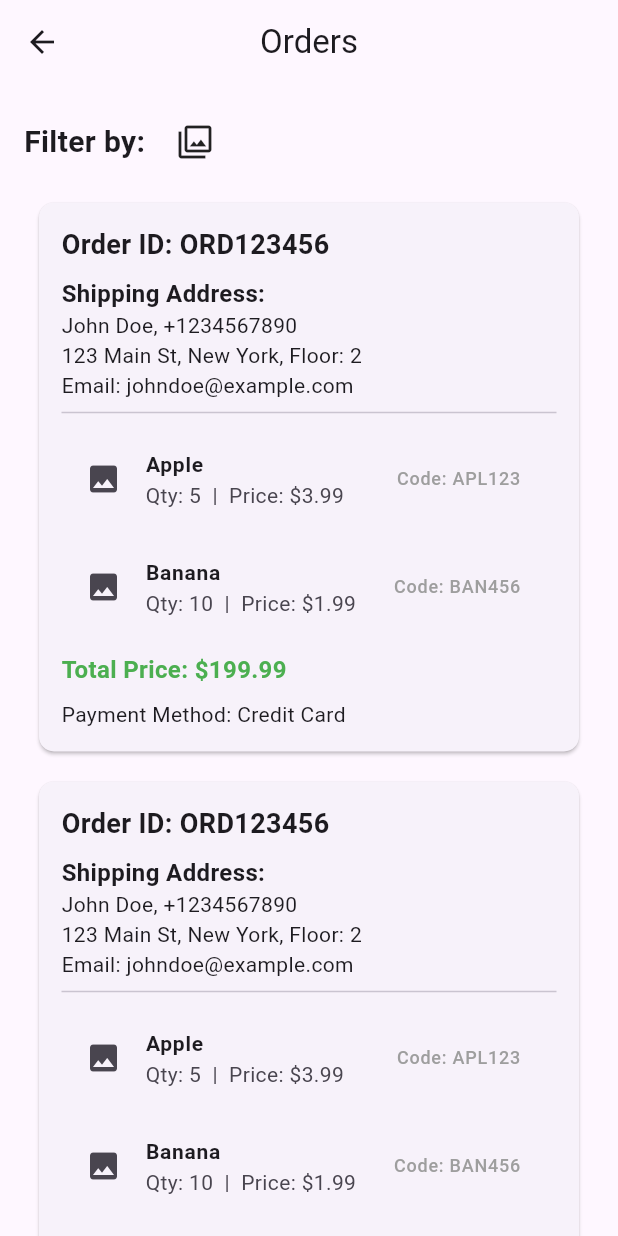
After one commit to AmmarZeineh/fruit_hub_dashboard, a Flutter app: the OrdersView screen opened by its route, on a phone screen of 412 x 824 dp. The commit adds this screen. Run offline on Flutter 3.47's test engine with Material 3 defaults, Android fonts, the phone set to English and light mode, and no system bars; our stand-ins replace bloc, cloud_firestore, dartz, firebase_core, firebase_storage, flutter_bloc and 4 more; accounts and stored records are empty.

Commit message:
add orders feature ui with view and model implementations

```diff
--- /dev/null
+++ b/lib/core/helper_functions/get_dummy_order.dart
@@ -0,0 +1,35 @@
+import 'package:fruits_hub_dashboard/features/order/data/models/order_model.dart';
+import 'package:fruits_hub_dashboard/features/order/data/models/product_order_model.dart';
+import 'package:fruits_hub_dashboard/features/order/data/models/shipping_address_model.dart';
+
+OrderModel getDummyOrder() {
+  return OrderModel(
+    totalPrice: 199.99,
+    uID: 'ORD123456',
+    shippingAddressModel: ShippingAddressModel(
+      name: 'John Doe',
+      phone: '+1234567890',
+      address: '123 Main St',
+      city: 'New York',
+      email: 'johndoe@example.com',
+      floor: '2',
+    ),
+    paymentMethod: 'Credit Card',
+    products: [
+      ProductOrderModel(
+        name: 'Apple',
+        code: 'APL123',
+        imageUrl: 'https://via.placeholder.com/50',
+        price: 3.99,
+        quantity: 5,
+      ),
+      ProductOrderModel(
+        name: 'Banana',
+        code: 'BAN456',
+        imageUrl: 'https://via.placeholder.com/50',
+        price: 1.99,
+        quantity: 10,
+      ),
+    ],
+  );
+}
--- a/lib/core/helper_functions/on_generate_routes.dart
+++ b/lib/core/helper_functions/on_generate_routes.dart
@@ -1,6 +1,7 @@
 import 'package:flutter/material.dart';
 import 'package:fruits_hub_dashboard/features/add_products/presentation/views/add_products_view.dart';
 import 'package:fruits_hub_dashboard/features/dashboard/presentation/views/dashboard_view.dart';
+import 'package:fruits_hub_dashboard/features/order/presentation/views/orders_view.dart';
 
 Route<dynamic> onGenerateRoutes(RouteSettings settings) {
   switch (settings.name) {
@@ -8,6 +9,8 @@ Route<dynamic> onGenerateRoutes(RouteSettings settings) {
       return MaterialPageRoute(builder: (_) => const DashboardView());
     case AddProductsView.routeName:
       return MaterialPageRoute(builder: (_) => const AddProductsView());
+    case OrdersView.routeName:
+      return MaterialPageRoute(builder: (_) => const OrdersView());
     default:
       return MaterialPageRoute(builder: (_) => const Scaffold());
   }
--- a/lib/features/dashboard/presentation/views/widgets/dashboard_view_body.dart
+++ b/lib/features/dashboard/presentation/views/widgets/dashboard_view_body.dart
@@ -1,14 +1,17 @@
 import 'package:flutter/material.dart';
 import 'package:fruits_hub_dashboard/core/widgets/custom_button.dart';
 import 'package:fruits_hub_dashboard/features/add_products/presentation/views/add_products_view.dart';
+import 'package:fruits_hub_dashboard/features/order/presentation/views/orders_view.dart';
 
 class DashboardViewBody extends StatelessWidget {
   const DashboardViewBody({super.key});
 
   @override
   Widget build(BuildContext context) {
-    return Center(
-      child: Padding(
+    return Column(
+      mainAxisAlignment: MainAxisAlignment.center,
+      children: [
+        Padding(
           padding: EdgeInsets.symmetric(horizontal: 16),
           child: CustomButton(
             text: 'Add Product',
@@ -17,6 +20,17 @@ class DashboardViewBody extends StatelessWidget {
             },
           ),
         ),
+        SizedBox(height: 16),
+        Padding(
+          padding: EdgeInsets.symmetric(horizontal: 16),
+          child: CustomButton(
+            text: 'View Orders',
+            onPressed: () {
+              Navigator.pushNamed(context, OrdersView.routeName);
+            },
+          ),
+        ),
+      ],
     );
   }
 }
--- /dev/null
+++ b/lib/features/order/data/models/order_model.dart
@@ -0,0 +1,45 @@
+import 'package:fruits_hub_dashboard/features/order/data/models/product_order_model.dart';
+import 'package:fruits_hub_dashboard/features/order/data/models/shipping_address_model.dart';
+
+class OrderModel {
+  final double totalPrice;
+  final String uID;
+  final ShippingAddressModel shippingAddressModel;
+  final String paymentMethod;
+  final List<ProductOrderModel> products;
+
+  OrderModel({
+    required this.totalPrice,
+    required this.uID,
+    required this.shippingAddressModel,
+    required this.paymentMethod,
+    required this.products,
+  });
+
+  factory OrderModel.fromJson(Map<String, dynamic> json) {
+    return OrderModel(
+      totalPrice: (json['totalPrice'] as num).toDouble(),
+      uID: json['uID'] as String,
+      shippingAddressModel: ShippingAddressModel.fromJson(
+        json['shippingAddressModel'],
+      ),
+      paymentMethod: json['paymentMethod'] as String,
+      products:
+          (json['products'] as List<dynamic>)
+              .map((product) => ProductOrderModel.fromJson(product))
+              .toList(),
+    );
+  }
+
+  toJson() {
+    return {
+      'totalPrice': totalPrice,
+      'status': 'pending',
+      'uID': uID,
+      'date': DateTime.now().toString(),
+      'shippingAddressModel': shippingAddressModel.toJson(),
+      'paymentMethod': paymentMethod,
+      'products': products.map((product) => product.toJson()).toList(),
+    };
+  }
+}
--- /dev/null
+++ b/lib/features/order/data/models/product_order_model.dart
@@ -0,0 +1,36 @@
+
+class ProductOrderModel {
+  final String name;
+  final String code;
+  final String imageUrl;
+  final double price;
+  final int quantity;
+
+  ProductOrderModel(
+      {required this.name,
+      required this.code,
+      required this.imageUrl,
+      required this.price,
+      required this.quantity});
+
+  factory ProductOrderModel.fromJson(Map<String, dynamic> json) {
+    return ProductOrderModel(
+      name: json['name'] as String,
+      code: json['code'] as String,
+      imageUrl: json['imageUrl'] as String,
+      price: (json['price'] as num).toDouble(),
+      quantity: json['quantity'] as int,
+    );
+  }
+
+
+  toJson() {
+    return {
+      'name': name,
+      'code': code,
+      'imageUrl': imageUrl,
+      'price': price,
+      'quantity': quantity,
+    };
+  }
+}
--- /dev/null
+++ b/lib/features/order/data/models/shipping_address_model.dart
@@ -0,0 +1,44 @@
+class ShippingAddressModel {
+  String? name;
+  String? phone;
+  String? address;
+  String? city;
+  String? email;
+  String? floor;
+
+  ShippingAddressModel({
+    this.name,
+    this.phone,
+    this.address,
+    this.floor,
+    this.city,
+    this.email,
+  });
+
+  factory ShippingAddressModel.fromJson(Map<String, dynamic> json) {
+    return ShippingAddressModel(
+      name: json['name'] as String?,
+      phone: json['phone'] as String?,
+      address: json['address'] as String?,
+      floor: json['floor'] as String?,
+      city: json['city'] as String?,
+      email: json['email'] as String?,
+    );
+  }
+
+  @override
+  String toString() {
+    return '$address $city $floor';
+  }
+
+  toJson() {
+    return {
+      'name': name,
+      'phone': phone,
+      'address': address,
+      'floor': floor,
+      'city': city,
+      'email': email,
+    };
+  }
+}
--- /dev/null
+++ b/lib/features/order/presentation/views/orders_view.dart
@@ -0,0 +1,14 @@
+import 'package:flutter/material.dart';
+import 'package:fruits_hub_dashboard/features/order/presentation/views/widgets/orders_view_body.dart';
+
+class OrdersView extends StatelessWidget {
+  const OrdersView({super.key});
+  static const String routeName = 'orders-view';
+  @override
+  Widget build(BuildContext context) {
+    return Scaffold(
+      appBar: AppBar(title: const Text('Orders'), centerTitle: true),
+      body: OrdersViewBody(),
+    );
+  }
+}
--- /dev/null
+++ b/lib/features/order/presentation/views/widgets/filter_section.dart
@@ -0,0 +1,22 @@
+import 'package:flutter/material.dart';
+
+class FilterSection extends StatelessWidget {
+  const FilterSection({super.key});
+
+  @override
+  Widget build(BuildContext context) {
+    return GestureDetector(
+      onTap: () {},
+      child: Row(
+        children: [
+          Text(
+            'Filter by: ',
+            style: TextStyle(fontSize: 20, fontWeight: FontWeight.bold),
+          ),
+          SizedBox(width: 16),
+          Icon(Icons.filter),
+        ],
+      ),
+    );
+  }
+}
--- /dev/null
+++ b/lib/features/order/presentation/views/widgets/order_item.dart
@@ -0,0 +1,93 @@
+import 'package:flutter/material.dart';
+import 'package:fruits_hub_dashboard/features/order/data/models/order_model.dart';
+
+class OrderItem extends StatelessWidget {
+  final OrderModel order;
+
+  const OrderItem({super.key, required this.order});
+
+  @override
+  Widget build(BuildContext context) {
+    return Card(
+      margin: const EdgeInsets.all(10),
+      shape: RoundedRectangleBorder(borderRadius: BorderRadius.circular(10)),
+      child: Padding(
+        padding: const EdgeInsets.all(15.0),
+        child: Column(
+          crossAxisAlignment: CrossAxisAlignment.start,
+          children: [
+            Text(
+              'Order ID: ${order.uID}',
+              style: const TextStyle(fontSize: 18, fontWeight: FontWeight.bold),
+            ),
+            const SizedBox(height: 8),
+            _buildShippingDetails(),
+            const Divider(),
+            _buildProductList(),
+            const SizedBox(height: 8),
+            Text(
+              'Total Price: \$${order.totalPrice.toStringAsFixed(2)}',
+              style: const TextStyle(
+                fontSize: 16,
+                fontWeight: FontWeight.bold,
+                color: Colors.green,
+              ),
+            ),
+            const SizedBox(height: 8),
+            Text(
+              'Payment Method: ${order.paymentMethod}',
+              style: const TextStyle(fontSize: 14),
+            ),
+          ],
+        ),
+      ),
+    );
+  }
+
+  Widget _buildShippingDetails() {
+    final address = order.shippingAddressModel;
+    return Column(
+      crossAxisAlignment: CrossAxisAlignment.start,
+      children: [
+        Text(
+          'Shipping Address:',
+          style: const TextStyle(fontSize: 16, fontWeight: FontWeight.bold),
+        ),
+        Text(
+          '${address.name}, ${address.phone}',
+          style: const TextStyle(fontSize: 14),
+        ),
+        Text(
+          '${address.address}, ${address.city}, Floor: ${address.floor}',
+          style: const TextStyle(fontSize: 14),
+        ),
+        Text('Email: ${address.email}', style: const TextStyle(fontSize: 14)),
+      ],
+    );
+  }
+
+  Widget _buildProductList() {
+    return Column(
+      children:
+          order.products.map((product) {
+            return ListTile(
+              leading: Icon(Icons.image),
+              title: Text(
+                product.name,
+                style: const TextStyle(
+                  fontSize: 14,
+                  fontWeight: FontWeight.bold,
+                ),
+              ),
+              subtitle: Text(
+                'Qty: ${product.quantity}  |  Price: \$${product.price.toStringAsFixed(2)}',
+              ),
+              trailing: Text(
+                'Code: ${product.code}',
+                style: const TextStyle(fontSize: 12, color: Colors.grey),
+              ),
+            );
+          }).toList(),
+    );
+  }
+}
--- /dev/null
+++ b/lib/features/order/presentation/views/widgets/order_items_list_view.dart
@@ -0,0 +1,17 @@
+import 'package:flutter/material.dart';
+import 'package:fruits_hub_dashboard/features/order/data/models/order_model.dart';
+import 'package:fruits_hub_dashboard/features/order/presentation/views/widgets/order_item.dart';
+
+class OrderItemsListView extends StatelessWidget {
+  const OrderItemsListView({super.key, required this.orders});
+  final List<OrderModel> orders;
+  @override
+  Widget build(BuildContext context) {
+    return ListView.builder(
+      itemCount: orders.length,
+      itemBuilder: (context, index) {
+        return OrderItem(order: orders[index]);
+      },
+    );
+  }
+}
--- /dev/null
+++ b/lib/features/order/presentation/views/widgets/orders_view_body.dart
@@ -0,0 +1,38 @@
+import 'package:flutter/material.dart';
+import 'package:fruits_hub_dashboard/core/helper_functions/get_dummy_order.dart';
+import 'package:fruits_hub_dashboard/features/order/presentation/views/widgets/filter_section.dart';
+import 'package:fruits_hub_dashboard/features/order/presentation/views/widgets/order_items_list_view.dart';
+
+class OrdersViewBody extends StatelessWidget {
+  const OrdersViewBody({super.key});
+
+  @override
+  Widget build(BuildContext context) {
+    return Padding(
+      padding: const EdgeInsets.symmetric(horizontal: 16),
+      child: Column(
+        children: [
+          SizedBox(height: 24),
+          FilterSection(),
+          SizedBox(height: 16),
+          Expanded(
+            child: OrderItemsListView(
+              orders: [
+                getDummyOrder(),
+                getDummyOrder(),
+                getDummyOrder(),
+                getDummyOrder(),
+                getDummyOrder(),
+                getDummyOrder(),
+                getDummyOrder(),
+                getDummyOrder(),
+                getDummyOrder(),
+                getDummyOrder(),
+              ],
+            ),
+          ),
+        ],
+      ),
+    );
+  }
+}
```
Lines whose indentation alone changed are shown as unchanged.
